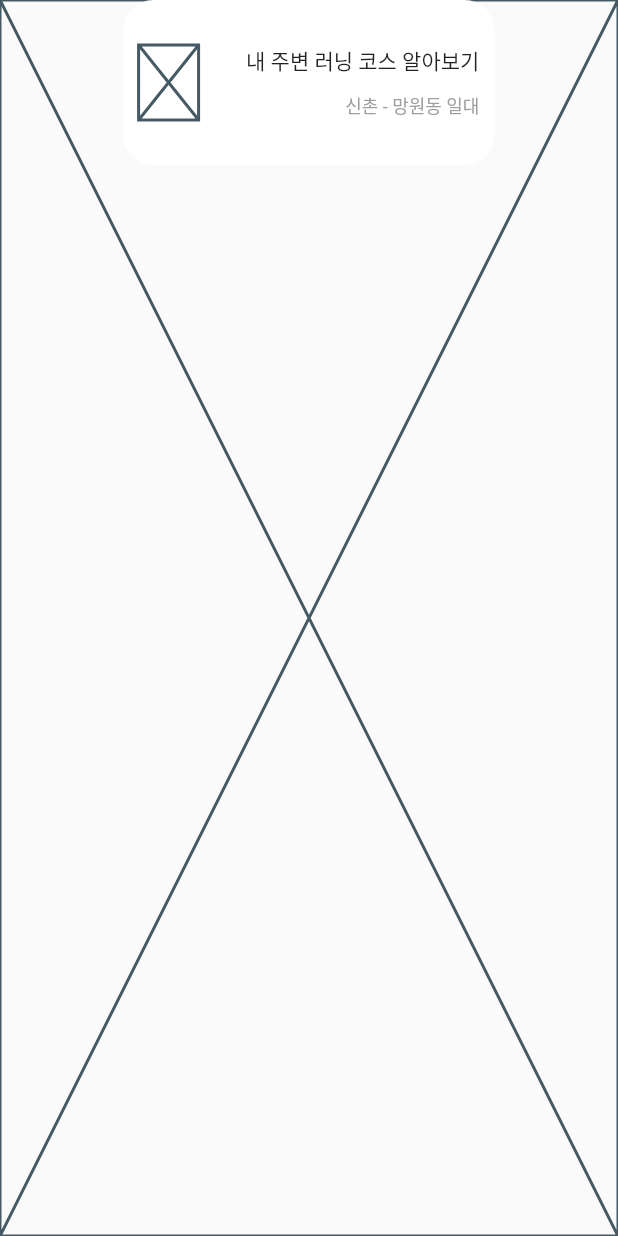
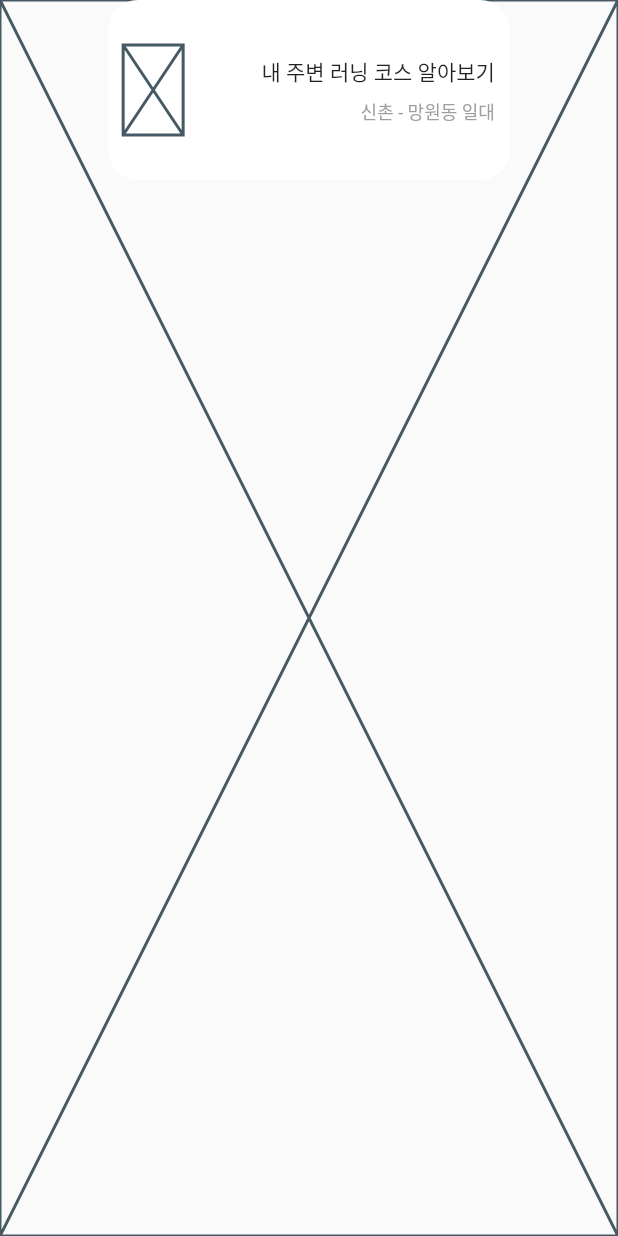
Before and after one commit to chlee1252/running_crew, a Flutter app: the screen it shows after launch, on a phone screen of 412 x 824 dp. Run offline on Flutter 3.47's test engine with Material 2 defaults, Android fonts, the phone set to English and light mode, and no system bars.

Commit message:
refactor: refactor image text box value

```diff
--- a/lib/widgets/image_text_box.dart
+++ b/lib/widgets/image_text_box.dart
@@ -17,7 +17,6 @@ class ImageTextBox extends StatelessWidget {
   @override
   Widget build(BuildContext context) {
     var size = MediaQuery.of(context).size;
-    print(title);
     return Container(
       padding: const EdgeInsets.symmetric(
         vertical: 30.0,
@@ -27,9 +26,9 @@ class ImageTextBox extends StatelessWidget {
           color: Colors.white,
           borderRadius: BorderRadius.all(Radius.circular(20.0))),
       constraints: BoxConstraints(
-        maxWidth: size.width * 0.6,
+        maxWidth: size.width * 0.65,
       ),
-      height: 110.0,
+      height: 120.0,
       child: Row(
         children: [
           const Placeholder(
@@ -42,12 +41,10 @@ class ImageTextBox extends StatelessWidget {
           Expanded(
             child: Column(
               crossAxisAlignment: CrossAxisAlignment.end,
+              mainAxisAlignment: MainAxisAlignment.spaceEvenly,
               children: [
                 Text(
                   title,
-                ),
-                const SizedBox(
-                  height: 10.0,
                 ),
                 Text(
                   subText,
```
